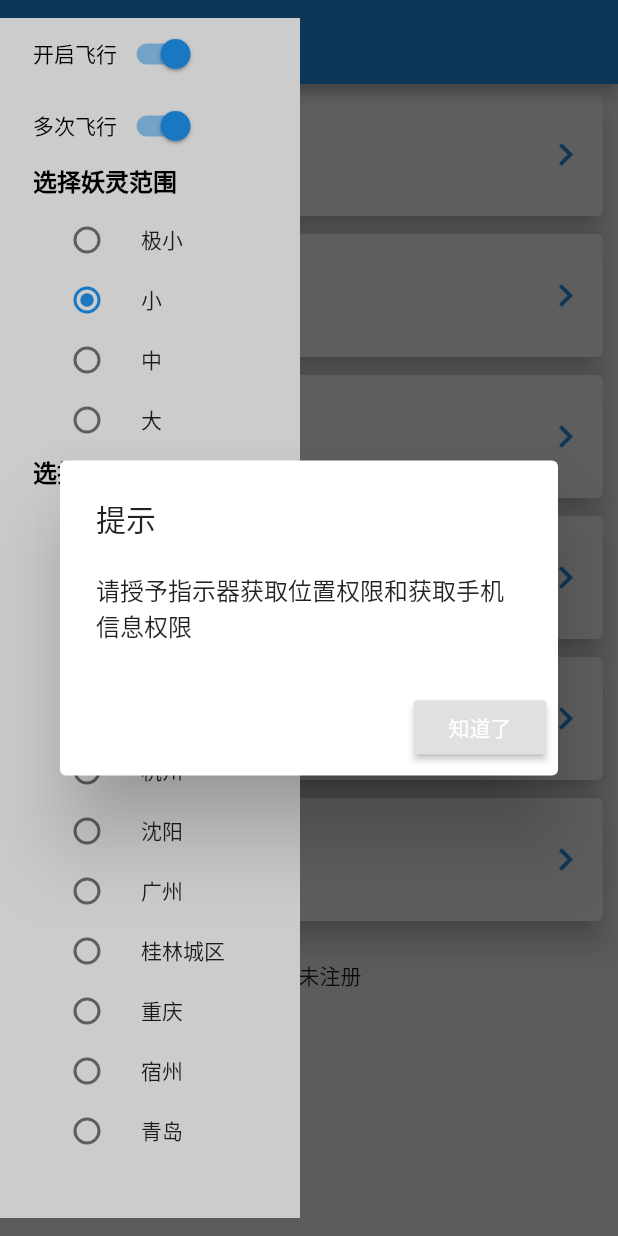
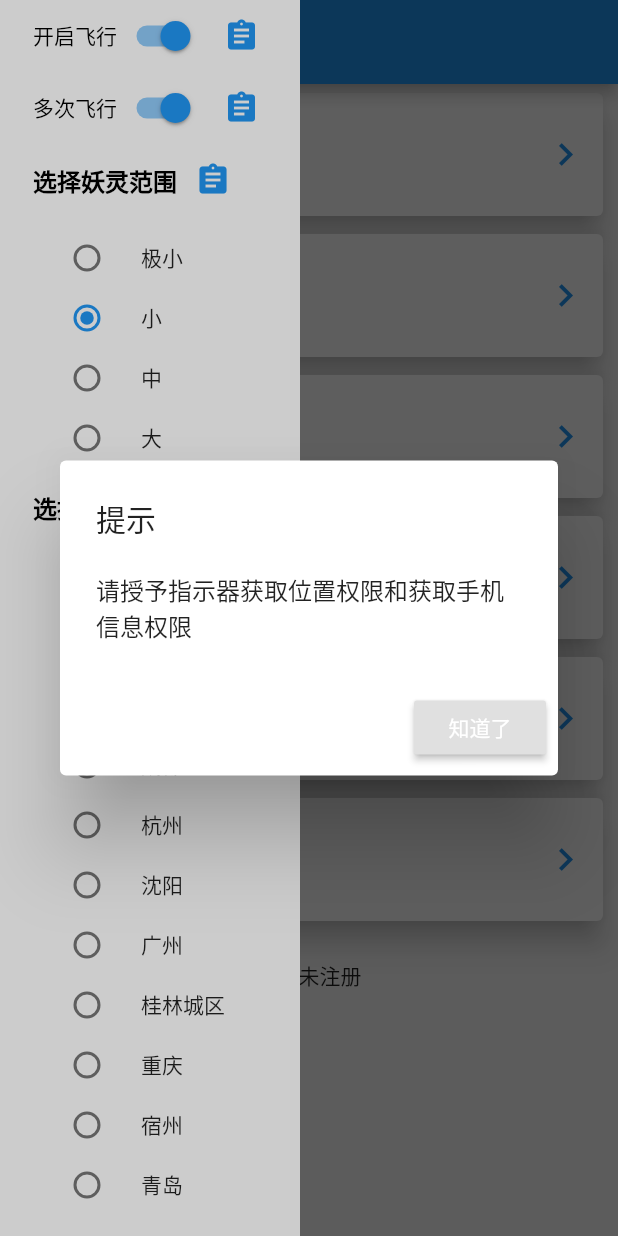
Before and after one commit to PollexLee/gwgo_helper, a Flutter app: the screen it shows after launch, with the side drawer open, on a phone screen of 412 x 824 dp. Run offline on Flutter 3.47's test engine with Material 2 defaults, Android fonts, the phone set to English and light mode, and no system bars; our stand-ins replace dio, package_info, shared_preferences; network calls fail.

Commit message:
1.4.0更新

```diff
--- a/lib/config.dart
+++ b/lib/config.dart
@@ -1,3 +1,4 @@
+import 'package:gwgo_helper/yaoling.dart';
 import 'package:shared_preferences/shared_preferences.dart';
 
 import 'model/location.dart';
@@ -24,6 +25,9 @@ final int leitai_distance = 140000;
 final String yaolingRangeKey = 'YaolingRangeKey';
 String rangeSelect = '小';
 final List<String> rangeList = ['极小','小', '中', '大'];
+
+  // 点击过的妖灵数据
+  List<Yaoling> clickYaolingData = List();
 
 final String openMultiFlyKey = 'OpenMultiFlyKey';
 bool isOpenMultiFly = true;
--- a/lib/home.dart
+++ b/lib/home.dart
@@ -2,6 +2,7 @@ import 'dart:async';
 
 import 'package:flutter/cupertino.dart';
 import 'package:flutter/material.dart';
+import 'package:gwgo_helper/utils/dialog_utils.dart';
 import 'page/leitai_page.dart';
 import 'promise.dart';
 import 'dart:io';
@@ -38,22 +39,24 @@ class HomePage extends StatelessWidget {
           child: Column(
         children: <Widget>[
           Container(
-            child: ListView.builder(
-              scrollDirection: Axis.vertical,
-              shrinkWrap: true,
-              itemCount: titleList.length,
-              itemBuilder: (BuildContext context, int index) {
-                return _buildItem(index);
-              },
+            child: Column(
+              children: _buildBody(),
             ),
           ),
           Padding(
-            padding: EdgeInsets.only(top: 20),
+            padding: EdgeInsets.only(top: 20, bottom: 20),
             child: TimeWidget(),
           ),
         ],
       )),
     );
+  }
+
+  List<Widget> _buildBody() {
+    int index = 0;
+    return titleList.map<Widget>((item) {
+      return _buildItem(index++);
+    }).toList();
   }
 
   Widget _buildItem(int index) {
@@ -199,7 +202,7 @@ class DrawerState extends State<DrawerLayout> {
         primary: true,
         child: Container(
           color: Colors.white,
-          height: 800,
+          height: 850,
           width: 200,
           child: Column(
             crossAxisAlignment: CrossAxisAlignment.start,
@@ -237,6 +240,16 @@ class DrawerState extends State<DrawerLayout> {
               },
               value: isOpenFly,
             ),
+            IconButton(
+              icon: Icon(
+                Icons.assignment,
+                color: Colors.blue,
+              ),
+              onPressed: () {
+                DialogUtils.showNoticeDialog(
+                    context, '开启 - 调用飞行器飞到妖灵位置；\n\n关闭 - 复制经纬度到粘贴板。');
+              },
+            ),
             Expanded(child: Container()),
           ],
         ),
@@ -263,6 +276,16 @@ class DrawerState extends State<DrawerLayout> {
               },
               value: isOpenMultiFly,
             ),
+            IconButton(
+              icon: Icon(
+                Icons.assignment,
+                color: Colors.blue,
+              ),
+              onPressed: () {
+                DialogUtils.showNoticeDialog(context,
+                    '开启飞行时有效！！！\n\n开启 - 使用安全距离多次飞行到目地低\n\n关闭 - 一次性直接飞行到目地低');
+              },
+            ),
             Expanded(child: Container()),
           ],
         ),
@@ -279,9 +302,24 @@ class DrawerState extends State<DrawerLayout> {
           crossAxisAlignment: CrossAxisAlignment.start,
           mainAxisAlignment: MainAxisAlignment.start,
           children: <Widget>[
+            Row(
+              children: <Widget>[
                 Text(
                   '选择妖灵范围',
                   style: titleStyle,
+                ),
+                IconButton(
+                  icon: Icon(
+                    Icons.assignment,
+                    color: Colors.blue,
+                  ),
+                  onPressed: () {
+                    DialogUtils.showNoticeDialog(context,
+                        '扫描位置是 - 我的周围 时有效！！！\n\n 极小 - 适用于活动妖灵\n小 - 适用于稀有妖灵\n中、大 - 适用于附近妖灵比较少的场景（农村），有软封风险！');
+                  },
+                ),
+                Expanded(child: Container()),
+              ],
             ),
             Container(
               alignment: Alignment.topLeft,
@@ -325,9 +363,24 @@ class DrawerState extends State<DrawerLayout> {
           crossAxisAlignment: CrossAxisAlignment.start,
           mainAxisAlignment: MainAxisAlignment.start,
           children: <Widget>[
+            Row(
+              children: <Widget>[
                 Text(
                   '选择扫描位置',
                   style: titleStyle,
+                ),
+                IconButton(
+                  icon: Icon(
+                    Icons.assignment,
+                    color: Colors.blue,
+                  ),
+                  onPressed: () {
+                    DialogUtils.showNoticeDialog(context,
+                        '我的周围 - 扫描虚拟位置或真实位置附近区域，可配合妖灵范围使用\n其它城市 - 已设置好的其它城市市区区间\n\n提示：远距离飞行有风险，使用须谨慎！');
+                  },
+                ),
+                Expanded(child: Container()),
+              ],
             ),
             Column(
               crossAxisAlignment: CrossAxisAlignment.start,
--- a/lib/main.dart
+++ b/lib/main.dart
@@ -104,6 +104,9 @@ class _MyHomePageState extends State<MyHomePage> {
         }
         Color color = getNextColor();
         data.forEach((item) {
+          if (item.isClick == false && clickYaolingData.contains(item)) {
+            item.isClick = true;
+          }
           item.color = color;
         });
         yaolingData.addAll(data);
@@ -154,6 +157,7 @@ class _MyHomePageState extends State<MyHomePage> {
         widgetList.add(YaolingWidget(
           yaoling,
           onTap: () {
+            clickYaolingData.add(yaoling);
             utils.teleport(yaoling.latitude / 1e6, yaoling.longtitude / 1e6);
           },
         ));
--- a/lib/page/juanzhu.dart
+++ b/lib/page/juanzhu.dart
@@ -32,7 +32,7 @@ class JuanzhuState extends State<JuanzhuPage> {
         child: Column(
           children: <Widget>[
             Text(
-                '版本号 ${widget.version} \n飞行指示器会不定期更新，有定制需求可随时联系。\n\n编码不易，捐助支持。'),
+                '版本号 ${widget.version} \n\n扫描如下付款图片付款'),
             // Card(
             //   margin: EdgeInsets.only(top: 20),
             //   child: Container(
--- a/lib/promise.dart
+++ b/lib/promise.dart
@@ -1,10 +1,13 @@
 import 'dart:async';
+import 'dart:convert';
 
 import 'package:dio/dio.dart';
 import 'package:flutter/material.dart';
 
 import './utils/common_utils.dart';
 import './utils/dialog_utils.dart';
+
+import 'package:crypto/crypto.dart';
 
 /// 用户授权单例
 class PromiseInstance {
@@ -13,6 +16,8 @@ class PromiseInstance {
   final int MONTH_TIME = 2592000000;
   final int WEEK_TIME = 604800000;
   final int THREE_DAY_TIME = 259200000;
+  final int ONE_DAY_TIME = 86400000;
+
 // imei数据
   List<String> imeiList = List();
   // 网络时间
@@ -56,6 +61,29 @@ class PromiseInstance {
     if (netTime <= 0) {
       DialogUtils.showNetworkErrorDialog(context);
       return;
+    }
+
+    // filterMyDeviceInfo(context);
+  }
+
+  filterMyDeviceInfo(BuildContext context) async {
+    var dio = Dio();
+    int time = DateTime.now().millisecondsSinceEpoch;
+    var key = sha1.convert(utf8
+        .encode('A6016315668944UZ11F00C29-2866-FC65-D73D-B7120B1A5A57UZ$time'));
+    dio.options.headers.addAll({
+      'X-APICloud-AppId': 'A6016315668944',
+      'X-APICloud-AppKey': '${key.toString()}.$time',
+      'Content-Type': 'application/json',
+      'authorization':
+          'b2cdqvHlVjHuScmCMVkBNSmrt8ZIBW9VowfmN24WzsK5bR9GlZIz6AaW3PODlCDV',
+    });
+    try {
+      Response response = await dio
+          .get('https://d.apicloud.com//mcm/api/user/5d1da2f29b93c6453bae99dd');
+      print(response.data);
+    } catch (e) {
+      print(e);
     }
   }
 
@@ -134,7 +162,6 @@ class PromiseInstance {
       '861608042620979': commonTime,
       '863175042352415': commonTime,
       '868580047897212': commonTime,
-      '861945035994403': commonTime,
       '99000963669917': commonTime,
       '864454033324140': commonTime,
       'A000009EF2F42E': commonTime,
@@ -145,8 +172,8 @@ class PromiseInstance {
 
     Map<String, int> vipMap = {
       '358240051111110': 1860700800000,
-      '869285032737089': 1930700800000, // 自己设备
-      'A00000966CDA2F': 1561824000000, // 6月29日 ~不懂夜の黑~
+      // '869285032737089': 1930700800000, // 自己设备
+      'A00000966CDA2F': 1562239885000 + MONTH_TIME, // 6月29日 ~不懂夜の黑~
       '99001235131048': 1561824000000, // 6月29日
       '868179045254391': 1561824000000, // 6月29日
       'A000009B43460D': 1561984743000 + WEEK_TIME, // 6月30日 颜校长
@@ -169,14 +196,14 @@ class PromiseInstance {
       '863505034241657': 1562116883000 + WEEK_TIME, // 迷茫的云
       '865749038394496': 1561478400000 + MONTH_TIME, // 二号飞行员
       '862904031088636': 1561478400000 + WEEK_TIME, // 偏爱
-      '865883040063771': 1561651200000 + WEEK_TIME, // 铅笔大人
+      '865883040063771': 1561651200000 + WEEK_TIME * 2, // 铅笔大人
       '355757010442537': 1561651200000 + MONTH_TIME, // 安和桥
       '99001093091401': 1561651200000 + MONTH_TIME + THREE_DAY_TIME, // 云
       '868240038271626': 1561651200000 + WEEK_TIME + THREE_DAY_TIME, // yun
-      'A0000089B3729A': 1561651200000 + WEEK_TIME + THREE_DAY_TIME, // yun
+      'A0000089B3729A': 1562574997000 + MONTH_TIME, // yun
       '864758040117358': 1561651200000 + WEEK_TIME + THREE_DAY_TIME, // yun
-      '867684031532792': 1561651200000 + WEEK_TIME + THREE_DAY_TIME, // yun
-      '863813047442530': 1561651200000 + WEEK_TIME + THREE_DAY_TIME, // yun
+      '867684031532792': 1562557536000 + MONTH_TIME, // 孑系子龙
+      '863813047442530': 1562503696000 + MONTH_TIME, // yun
       '868217038528023': 1561651200000 + WEEK_TIME + THREE_DAY_TIME, // yun
       'A000009A195687': 1561651200000 + WEEK_TIME + THREE_DAY_TIME, // yun
       '862255038991243': 1561651200000 + WEEK_TIME + THREE_DAY_TIME, // yun
@@ -184,16 +211,41 @@ class PromiseInstance {
       '865964033913592': 1561651200000 + MONTH_TIME + THREE_DAY_TIME, // yun
       '869456037190158': 1561775248000 + WEEK_TIME, // ✡
       'A0000085790C6C': 1561775248000 + MONTH_TIME, // yun
-      '867194048095767': 1561775248000 + WEEK_TIME, // 秋的月
-      '865968032271993': 1561775248000 + WEEK_TIME, // yun
-      '866400033192506': 1561775248000 + MONTH_TIME, // 列奥纳多.
-      '862495040771056': 1561824417000 + WEEK_TIME, // yun
+      '867194048095767': 1561775248000 + WEEK_TIME + MONTH_TIME, // 秋的月
+      '865968032271993': 1562658749000 + MONTH_TIME, // 兰陵不笑生
+      '866400033192506': 1561775248000 + MONTH_TIME + ONE_DAY_TIME, // 列奥纳多.
+      '862495040771056' : 1562597267000 + MONTH_TIME, // 捉妖小商
       '862537037930102': 1561968468000 + MONTH_TIME, // 醉臥美人膝
       '865579039536682': 1562037513000 + MONTH_TIME, // 晨光熹微
       '867601030359290': 1562055675000 + MONTH_TIME * 2, // ;
       '867955030534306': 1562140140000 + MONTH_TIME, // 原来你还在这里
+      '861742039637371': 1562159057000 + WEEK_TIME, // yun
+      '869832041816337': 1562168035000 + MONTH_TIME, // qianbi
+      '868734037803298': 1562202490000 + MONTH_TIME, // qianbi
+      '865676033894404': 1562342439000 + WEEK_TIME, // 动心
+      '868030034803963': 1562210049000 + MONTH_TIME, // qianbi
+      '869810034744039': 1562219399000 + MONTH_TIME, // qianbi
+      '862856043482613': 1562219982000 + MONTH_TIME, // qianbi
+      '868233034604734': 1562220681000 + MONTH_TIME, // qianbi
+      '865738030126006': 1562239842000 + MONTH_TIME, // 秋的月 2
+      '99001284335416': 1562253606000 + MONTH_TIME, // 时与.
+      '869189043226019': 1562293444000 + WEEK_TIME, // 三岁奶猫
+      '861945035994403': 1562295172000 + WEEK_TIME, // 琴断弦奈何
+      '868897037623212': 1562303261000 + MONTH_TIME, // qianbi
+      '863295033832173': 1562317321000 + MONTH_TIME, // qianbi
+      '990009269237544': 1562336894000 + MONTH_TIME, // qianbi
+      '866378035770273': 1562342439000 + MONTH_TIME, // 月
+      '860482035999704': 1562342439000 + WEEK_TIME, // 椿风
+      '865441032892747': 1562497821000 + MONTH_TIME, // qianbi
+      '358533080056524': 1562497821000 + MONTH_TIME, // qianbi
+      '861348043044438': 1562551952000 + MONTH_TIME, // qianbi
+      '99001116055291': 1562571856000 + MONTH_TIME, // qianbi
+      '866778033021241' : 1562576039000 + MONTH_TIME, // qianbi
+      '867252032118795' : 1562582047000 + MONTH_TIME, // Loco
+      '863957042025657' : 1562658713000 + MONTH_TIME, // qianbi
+      '869011038242837' : 1562659623000 + MONTH_TIME, // qianbi
+      '868179048017233' : 1562663252999 + MONTH_TIME, // qianbi
     };
-
     currentMap.addAll(vipMap);
     currentMap.addAll(registMap);
   }
--- a/lib/utils/common_utils.dart
+++ b/lib/utils/common_utils.dart
@@ -14,11 +14,13 @@ const jumpPlugin = const MethodChannel('com.pollex.gwgo/plugin');
 Future teleport(double lat, double lon) async {
   // 计算目地位置
   List<double> wgsLocation = gcj02towgs84(lon, lat);
-  // 复制到粘贴板
-  Clipboard.setData(ClipboardData(text: '${wgsLocation[1]},${wgsLocation[0]}'));
+
   if (isOpenFly) {
     _flyFromTo(wgsLocation[1], wgsLocation[0]);
   } else {
+    // 复制到粘贴板
+    Clipboard.setData(
+        ClipboardData(text: '${wgsLocation[1]},${wgsLocation[0]}'));
     toast('已复制经纬度');
   }
 }
--- a/lib/yaoling.dart
+++ b/lib/yaoling.dart
@@ -1,4 +1,6 @@
+import 'dart:convert';
 import 'dart:ui';
+import 'package:crypto/crypto.dart';
 
 class Yaoling {
   int gentime;
@@ -12,6 +14,7 @@ class Yaoling {
   Color color;
   String SmallImgPath;
   String BigImgPath;
+  String unitId;
 
   Yaoling(
       {this.gentime,
@@ -21,13 +24,20 @@ class Yaoling {
       this.sprite_id,
       this.name,
       this.SmallImgPath,
-      this.BigImgPath}){
-      this.dismisstime = (gentime + lifetime) * 1000;
-      }
+      this.BigImgPath}) {
+    this.dismisstime = (gentime + lifetime) * 1000;
+  }
 
   int getDismissTime() {
-    return dismisstime -
-        DateTime.now().millisecondsSinceEpoch;
+    return dismisstime - DateTime.now().millisecondsSinceEpoch;
+  }
+
+  String getUnitId() {
+    if (unitId == null) {
+      var content = utf8.encode('$latitude$longtitude$sprite_id');
+      unitId = md5.convert(content).toString();
+    }
+    return unitId;
   }
 
   factory Yaoling.fromjson(Map<String, dynamic> json) {
@@ -41,4 +51,7 @@ class Yaoling {
       BigImgPath: json['BigImgPath'],
     );
   }
+
+  @override
+  bool operator ==(other) => getUnitId() == other.getUnitId();
 }
--- a/pubspec.yaml
+++ b/pubspec.yaml
@@ -11,7 +11,7 @@ description: A new Flutter project.
 # In iOS, build-name is used as CFBundleShortVersionString while build-number used as CFBundleVersion.
 # Read more about iOS versioning at
 # https://developer.apple.com/library/archive/documentation/General/Reference/InfoPlistKeyReference/Articles/CoreFoundationKeys.html
-version: 1.3.5+34
+version: 1.4.0+35
 
 environment:
   sdk: ">=2.1.0 <3.0.0"
@@ -33,6 +33,8 @@ dependencies:
   dio: ^2.1.6
   # 缓存插件
   shared_preferences: ^0.5.3+1
+  # 加密
+  crypto: ^2.0.6
 
 dev_dependencies:
   flutter_test:
```
Also changed, not shown: lib/page/search_location_page.dart (added, +26 -0 lines), lib/utils/dialog_utils.dart (+24 -12 lines), pubspec.lock, 1 other file. Lines whose indentation alone changed are shown as unchanged.
